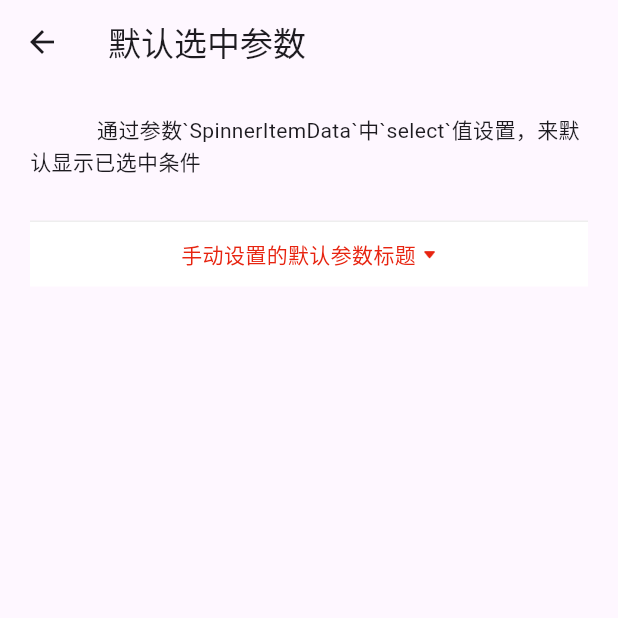
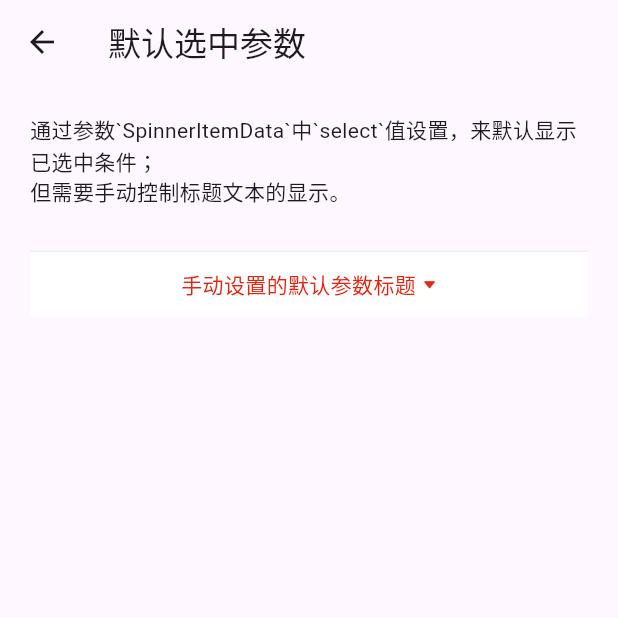
Before and after one commit to boomcx/spinner_box, a Flutter app: the SelectParamsPage screen opened directly, on a phone screen of 412 x 824 dp, the top half of it. Run offline on Flutter 3.47's test engine with Material 3 defaults, Android fonts, the phone set to English and light mode, and no system bars.

Commit message:
- 完善默认参数案例

```diff
--- a/example/lib/pages/params.dart
+++ b/example/lib/pages/params.dart
@@ -38,8 +38,8 @@ class _SelectParamsPageState extends State<SelectParamsPage> {
         child: Column(
           crossAxisAlignment: CrossAxisAlignment.start,
           children: [
-            const Text('''
-            通过参数`SpinnerItemData`中`select`值设置，来默认显示已选中条件
+            const Text('''通过参数`SpinnerItemData`中`select`值设置，来默认显示已选中条件；
+但需要手动控制标题文本的显示。
             '''),
             const SizedBox(height: 10),
             SpinnerBox.builder(
```
